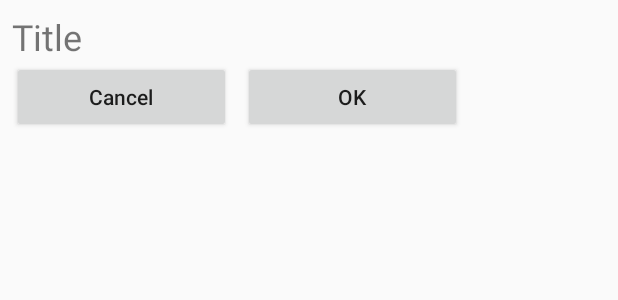
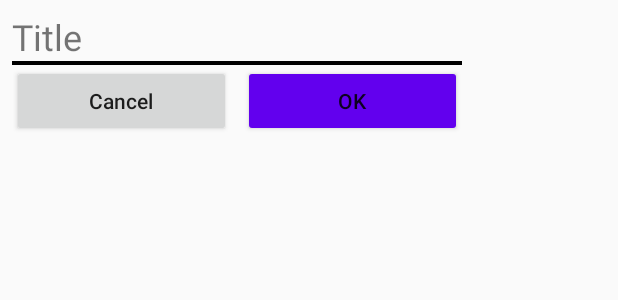
Before and after one commit to kazaman97/sample-radiobutton-dialog, an Android app: the layout fragment_sample_dialog.xml on its own in the app's theme, with its tools: preview values and no code run, on a phone screen of 412 x 824 dp. Shown: the top 300 px of the screen. Run offline under Robolectric (Android 15) with nearby library versions, the phone set to English and light mode, and no system bars.

Commit message:
update Dialog View

```diff
--- a/app/src/main/java/com/example/sample_radiobutton_dialog/data/model/SampleData.kt
+++ /dev/null
@@ -1,3 +0,0 @@
-package com.example.sample_radiobutton_dialog.data.model
-
-data class SampleData(val id: Int, val title: String)
--- a/app/src/main/res/layout/fragment_sample_dialog.xml
+++ b/app/src/main/res/layout/fragment_sample_dialog.xml
@@ -1,5 +1,6 @@
 <?xml version="1.0" encoding="utf-8"?>
-<layout xmlns:android="http://schemas.android.com/apk/res/android">
+<layout xmlns:android="http://schemas.android.com/apk/res/android"
+    xmlns:app="http://schemas.android.com/apk/res-auto">
 
     <LinearLayout
         android:layout_width="match_parent"
@@ -18,10 +19,27 @@
                 android:text="@string/title"
                 android:textSize="24sp" />
 
-            <RadioGroup
-                android:id="@+id/radio_group"
+            <LinearLayout
                 android:layout_width="match_parent"
-                android:layout_height="wrap_content" />
+                android:layout_height="1dp"
+                android:background="@color/black" />
+
+            <ScrollView
+                android:layout_width="match_parent"
+                android:layout_height="0dp"
+                android:layout_weight="1">
+
+                <RadioGroup
+                    android:id="@+id/radio_group"
+                    android:layout_width="match_parent"
+                    android:layout_height="wrap_content"
+                    app:layout_constraintTop_toTopOf="parent" />
+            </ScrollView>
+
+            <LinearLayout
+                android:layout_width="match_parent"
+                android:layout_height="1dp"
+                android:background="@color/black" />
 
             <LinearLayout
                 android:layout_width="match_parent"
@@ -31,7 +49,7 @@
                 <Button
                     android:id="@+id/negative"
                     android:layout_width="match_parent"
-                    android:layout_height="wrap_content"
+                    android:layout_height="match_parent"
                     android:layout_marginEnd="4dp"
                     android:layout_weight="1"
                     android:text="@string/cancel"
@@ -40,9 +58,10 @@
                 <Button
                     android:id="@+id/positive"
                     android:layout_width="match_parent"
-                    android:layout_height="wrap_content"
+                    android:layout_height="match_parent"
                     android:layout_marginStart="4dp"
                     android:layout_weight="1"
+                    android:backgroundTint="@color/design_default_color_primary"
                     android:text="@string/ok" />
             </LinearLayout>
         </LinearLayout>
```
Also changed, not shown: app/src/main/java/com/example/sample_radiobutton_dialog/MainActivity.kt (+8 -0 lines), app/src/main/java/com/example/sample_radiobutton_dialog/SampleDialogFragment.kt (+21 -1 lines).
